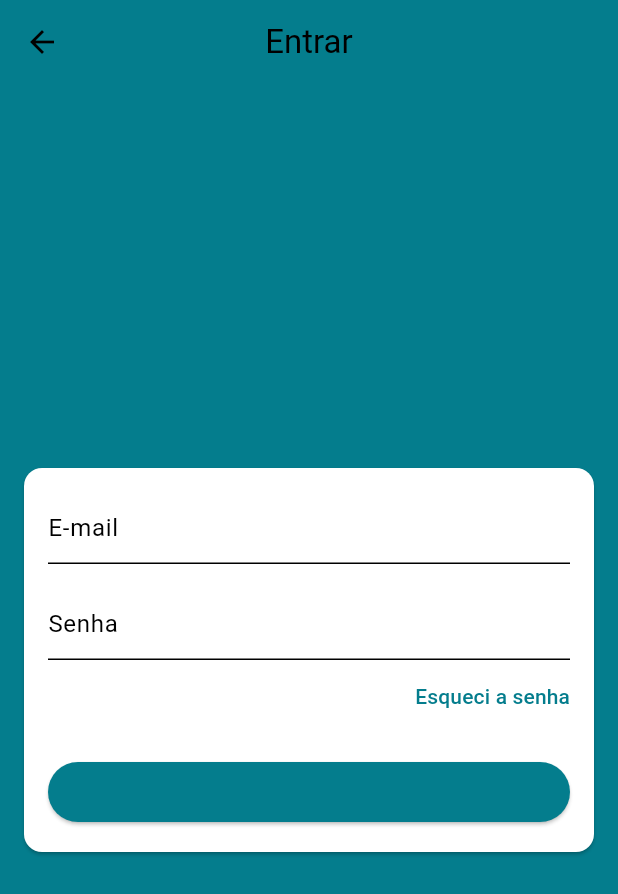
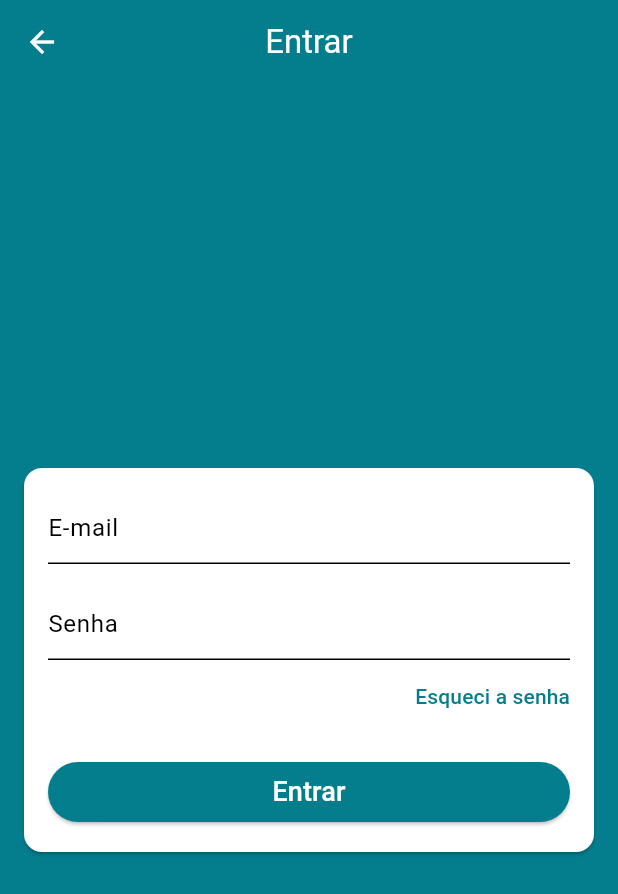
Before and after one commit to kaykybarbosa/loja-virtual-app, a Flutter app: the LoginScreen screen opened directly, on a phone screen of 412 x 824 dp. Shown: the top 894 px of the screen. Run offline on Flutter 3.47's test engine with Material 3 defaults, Android fonts, the phone set to English and light mode, and no system bars; our stand-ins replace equatable, firebase_auth, firebase_core, gap; missing offline and left inert: animated_snack_bar; accounts and stored records are empty.

Commit message:
refactor: pequenas alterações

```diff
--- a/lib/utils/theme/colors/my_colors.dart
+++ b/lib/utils/theme/colors/my_colors.dart
@@ -2,4 +2,6 @@ import 'package:flutter/material.dart';
 
 abstract class MyColors {
   static const Color primary = Color.fromARGB(255, 4, 125, 141);
+
+  static const Color base100 = Colors.white;
 }
--- a/lib/utils/theme/theme_data/app_bar_theme.dart
+++ b/lib/utils/theme/theme_data/app_bar_theme.dart
@@ -4,6 +4,7 @@ import 'package:lojavirtualapp/utils/theme/colors/my_colors.dart';
 abstract class TAppBarTheme {
   static AppBarTheme light = const AppBarTheme(
     elevation: 0,
+    foregroundColor: MyColors.base100,
     backgroundColor: MyColors.primary,
   );
 }
```
Also changed, not shown: lib/screens/base/base_screen.dart (+2 -5 lines), 1 other file.
